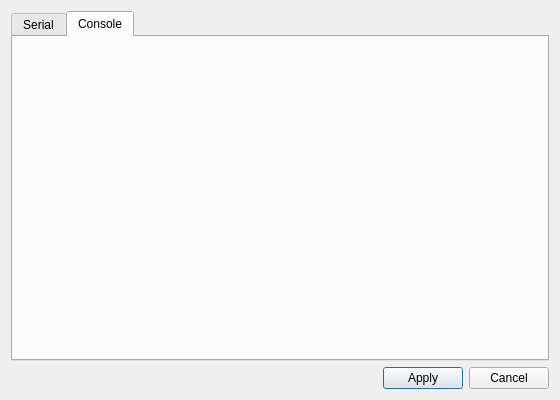
The window that src/settingsdialog.ui (coolshou/qterminal) describes before a commit, drawn with Qt 5.
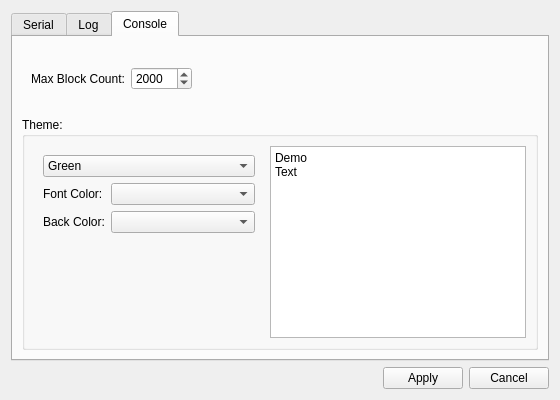
The same window after the commit. The open tabs and pages were chosen to show the change. Icons and pictures are not drawn.

The edit to the form file:
```diff
--- a/src/settingsdialog.ui
+++ b/src/settingsdialog.ui
@@ -193,10 +193,179 @@
        </layout>
       </widget>
      </widget>
+     <widget class="QWidget" name="tab_Log">
+      <attribute name="title">
+       <string>Log</string>
+      </attribute>
+      <layout class="QVBoxLayout" name="verticalLayout_4">
+       <item>
+        <widget class="QGroupBox" name="LogEnableGroupBox">
+         <property name="title">
+          <string>Enable Logging:</string>
+         </property>
+         <property name="checkable">
+          <bool>true</bool>
+         </property>
+         <widget class="QLabel" name="logFilenameLabel">
+          <property name="geometry">
+           <rect>
+            <x>10</x>
+            <y>30</y>
+            <width>71</width>
+            <height>18</height>
+           </rect>
+          </property>
+          <property name="text">
+           <string>File Name:</string>
+          </property>
+         </widget>
+         <widget class="QLineEdit" name="logFilenameLineEdit">
+          <property name="geometry">
+           <rect>
+            <x>100</x>
+            <y>30</y>
+            <width>281</width>
+            <height>26</height>
+           </rect>
+          </property>
+         </widget>
+         <widget class="QPushButton" name="logFilenamePushButton">
+          <property name="geometry">
+           <rect>
+            <x>390</x>
+            <y>30</y>
+            <width>80</width>
+            <height>26</height>
+           </rect>
+          </property>
+          <property name="text">
+           <string>Browser</string>
+          </property>
+         </widget>
+         <widget class="QCheckBox" name="logDateTimeCheckBox">
+          <property name="geometry">
+           <rect>
+            <x>10</x>
+            <y>110</y>
+            <width>121</width>
+            <height>24</height>
+           </rect>
+          </property>
+          <property name="text">
+           <string>Log DateTime</string>
+          </property>
+         </widget>
+         <widget class="QCheckBox" name="checkBox">
+          <property name="geometry">
+           <rect>
+            <x>10</x>
+            <y>80</y>
+            <width>81</width>
+            <height>24</height>
+           </rect>
+          </property>
+          <property name="text">
+           <string>CheckBox</string>
+          </property>
+         </widget>
+        </widget>
+       </item>
+      </layout>
+     </widget>
      <widget class="QWidget" name="tab_console">
       <attribute name="title">
        <string>Console</string>
       </attribute>
+      <layout class="QVBoxLayout" name="verticalLayout_3">
+       <item>
+        <widget class="QWidget" name="widget" native="true">
+         <layout class="QHBoxLayout" name="horizontalLayout_2">
+          <item>
+           <widget class="QLabel" name="maxBlockCountLabel">
+            <property name="text">
+             <string>Max Block Count:</string>
+            </property>
+           </widget>
+          </item>
+          <item>
+           <widget class="QSpinBox" name="maxBlockCountSpinBox">
+            <property name="maximum">
+             <number>10000</number>
+            </property>
+            <property name="value">
+             <number>2000</number>
+            </property>
+           </widget>
+          </item>
+          <item>
+           <spacer name="horizontalSpacer_2">
+            <property name="orientation">
+             <enum>Qt::Horizontal</enum>
+            </property>
+            <property name="sizeHint" stdset="0">
+             <size>
+              <width>40</width>
+              <height>20</height>
+             </size>
+            </property>
+           </spacer>
+          </item>
+         </layout>
+        </widget>
+       </item>
+       <item>
+        <widget class="QGroupBox" name="ThemeGroupBox">
+         <property name="title">
+          <string>Theme:</string>
+         </property>
+         <layout class="QGridLayout" name="gridLayout_3" columnstretch="1,0">
+          <item row="0" column="1" rowspan="3">
+           <widget class="QPlainTextEdit" name="DemoPlainTextEdit">
+            <property name="plainText">
+             <string>Demo
+Text</string>
+            </property>
+           </widget>
+          </item>
+          <item row="0" column="0" rowspan="3">
+           <widget class="QWidget" name="widget_2" native="true">
+            <layout class="QFormLayout" name="formLayout">
+             <item row="0" column="0" colspan="2">
+              <widget class="QComboBox" name="ThemeComboBox">
+               <item>
+                <property name="text">
+                 <string>Green</string>
+                </property>
+               </item>
+              </widget>
+             </item>
+             <item row="2" column="0">
+              <widget class="QLabel" name="FontColorLabel">
+               <property name="text">
+                <string>Font Color:</string>
+               </property>
+              </widget>
+             </item>
+             <item row="2" column="1">
+              <widget class="QComboBox" name="FontColorComboBox"/>
+             </item>
+             <item row="3" column="1">
+              <widget class="QComboBox" name="BaseColorComboBox"/>
+             </item>
+             <item row="3" column="0">
+              <widget class="QLabel" name="BaseColorLabel">
+               <property name="text">
+                <string>Back Color:</string>
+               </property>
+              </widget>
+             </item>
+            </layout>
+           </widget>
+          </item>
+         </layout>
+        </widget>
+       </item>
+      </layout>
      </widget>
     </widget>
    </item>
```
Left out of the diff: 2 changed lines with no effect on the pictures.
